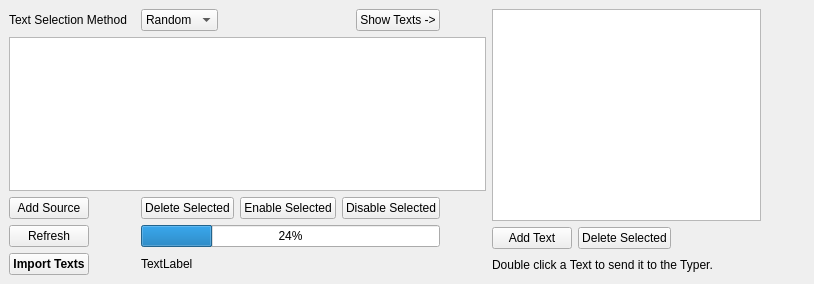
Qt form textmanager.ui (coryo/amphetype2) before a commit.
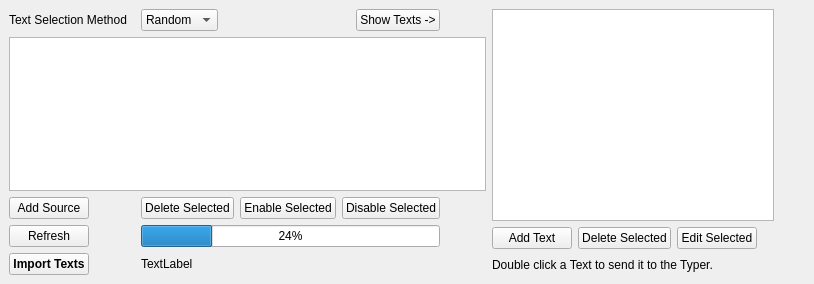
The same form after that commit.

Commit message: visual tweaks, texts can be edited in textmanager

Diff of the .ui file:
```diff
--- a/textmanager.ui
+++ b/textmanager.ui
@@ -302,7 +302,7 @@
       </property>
       <item>
        <layout class="QGridLayout" name="Layout">
-        <item row="0" column="0" colspan="4">
+        <item row="0" column="0" colspan="5">
          <widget class="QTableView" name="textsTable">
           <property name="sizePolicy">
            <sizepolicy hsizetype="Expanding" vsizetype="Expanding">
@@ -318,7 +318,7 @@
           </property>
          </widget>
         </item>
-        <item row="1" column="2" colspan="2">
+        <item row="1" column="3" colspan="2">
          <spacer name="horizontalSpacer_5">
           <property name="orientation">
            <enum>Qt::Horizontal</enum>
@@ -357,7 +357,7 @@
           </property>
          </widget>
         </item>
-        <item row="2" column="3">
+        <item row="2" column="4">
          <spacer name="horizontalSpacer">
           <property name="orientation">
            <enum>Qt::Horizontal</enum>
@@ -370,13 +370,26 @@
           </property>
          </spacer>
         </item>
-        <item row="2" column="0" colspan="3">
+        <item row="2" column="0" colspan="4">
          <widget class="QLabel" name="label_2">
           <property name="text">
            <string>Double click a Text to send it to the Typer.</string>
           </property>
          </widget>
         </item>
+        <item row="1" column="2">
+         <widget class="QPushButton" name="editTextButton">
+          <property name="sizePolicy">
+           <sizepolicy hsizetype="Fixed" vsizetype="Fixed">
+            <horstretch>0</horstretch>
+            <verstretch>0</verstretch>
+           </sizepolicy>
+          </property>
+          <property name="text">
+           <string>Edit Selected</string>
+          </property>
+         </widget>
+        </item>
        </layout>
       </item>
      </layout>
```
The commit also changes 12 other files.
